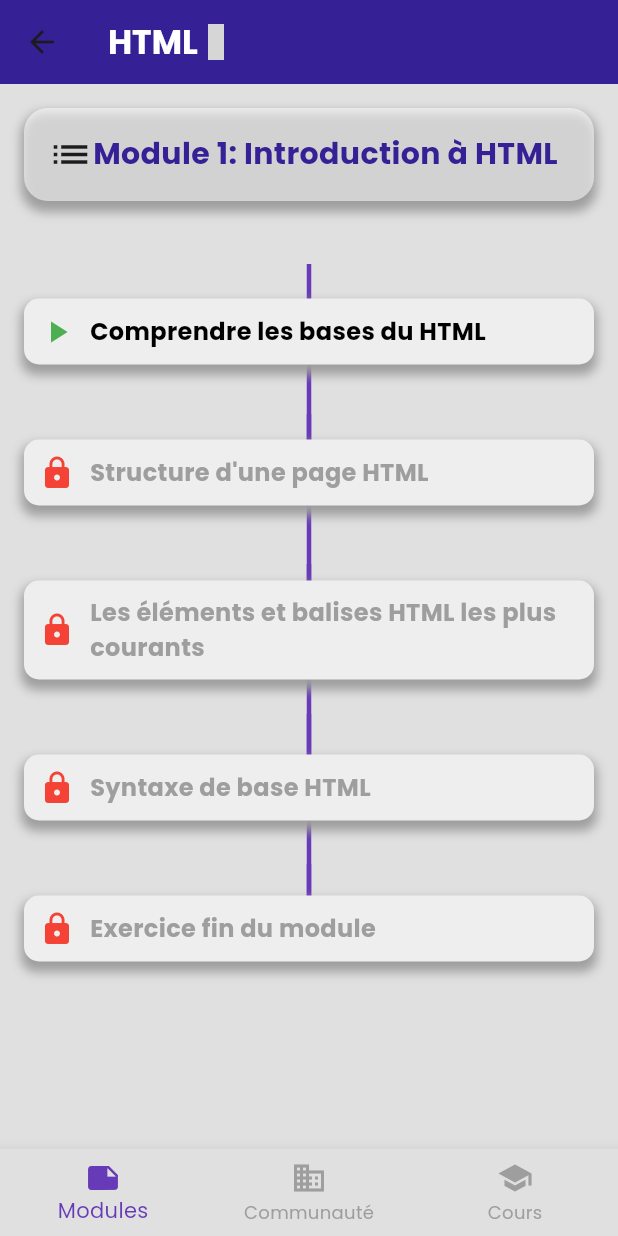
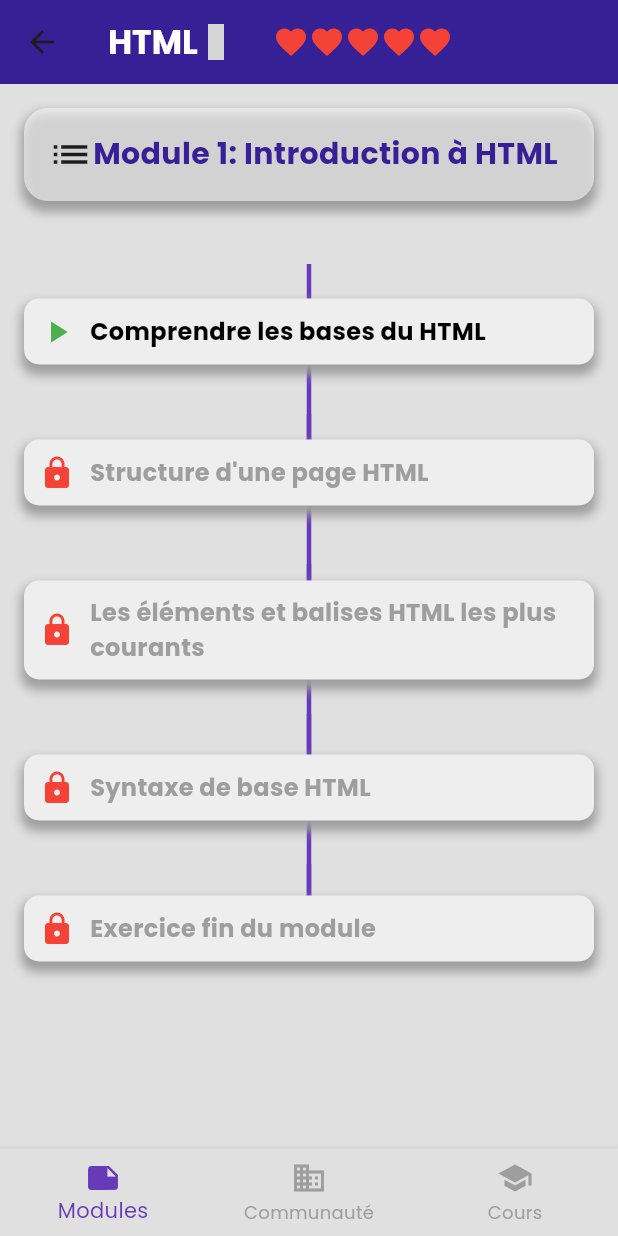
Before and after one commit to Godisouleymane/Nerd-app, a Flutter app: the HTMLView screen opened by its route, on a phone screen of 412 x 824 dp. Run offline on Flutter 3.47's test engine with Material 3 defaults, Android fonts, the phone set to English and light mode, and no system bars; our stand-ins replace cloud_firestore, firebase_auth, firebase_core, flutter_svg, google_fonts, google_sign_in and 1 more; missing offline and left inert: dev_icons; accounts and stored records are empty; grey boxes are pictures that could not be loaded.

Commit message:
creation du ui du chapitre1 html

```diff
--- a/lib/views/parcours/html/html.dart
+++ b/lib/views/parcours/html/html.dart
@@ -21,8 +21,9 @@ class _HTMLViewState extends State<HTMLView> {
     const ScreenHtml(),
     const Communaute(),
     const Cours(),
+
   ];
-
+  int lives = 5;
   @override
   Widget build(BuildContext context) {
     final User? user = Provider.of<User?>(context);
@@ -44,8 +45,26 @@ class _HTMLViewState extends State<HTMLView> {
                 Icon(DevIcons.html5Plain, color: Colors.orange[800],),
               ],
             ),
+
             floating: true,
             pinned: false,
+            flexibleSpace: FlexibleSpaceBar(
+              title: Row(
+                mainAxisAlignment: MainAxisAlignment.center,
+                children: [
+                  Row(
+                    children: List.generate(
+                      lives,
+                      (index) => const Icon(
+                        Icons.favorite,
+                        color: Colors.red,
+                      ),
+                    ),
+                  ),
+                  // Vous pouvez ajouter d'autres widgets ici si nécessaire
+                ],
+              ),
+            ),
             actions: [
               if (user != null && user.photoURL != null)
                 Padding(
--- a/lib/views/parcours/html/screenHTML.dart
+++ b/lib/views/parcours/html/screenHTML.dart
@@ -156,7 +156,7 @@ class _ScreenHtmlState extends State<ScreenHtml> {
 
                     return Column(
                       children: [
-                        SizedBox(height: 40),
+                        const SizedBox(height: 40),
                         Container(
                           margin: const EdgeInsets.symmetric(vertical: 5.0),
                           padding: const EdgeInsets.all(10.0),
@@ -175,9 +175,9 @@ class _ScreenHtmlState extends State<ScreenHtml> {
                           child: Row(
                             children: [
                               isUnlocked
-                                  ? Icon(Icons.play_arrow, color: Colors.green)
-                                  : Icon(Icons.lock, color: Colors.red),
-                              SizedBox(width: 10),
+                                  ? const Icon(Icons.play_arrow, color: Colors.green)
+                                  : const Icon(Icons.lock, color: Colors.red),
+                              const SizedBox(width: 10),
                               Flexible(
                                 child: Text(
                                   course,
```
